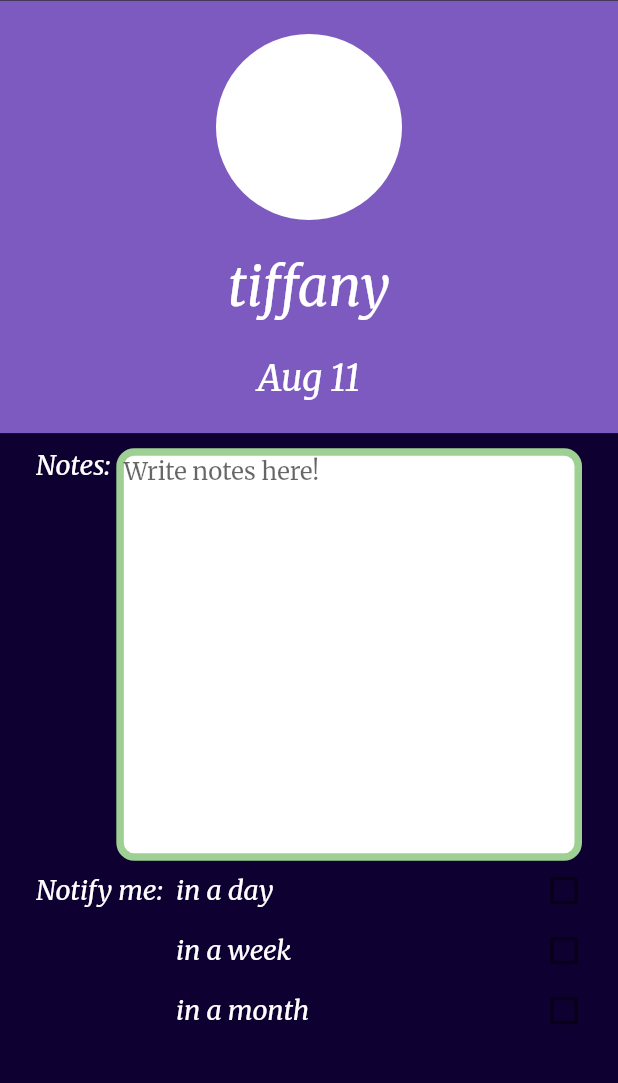
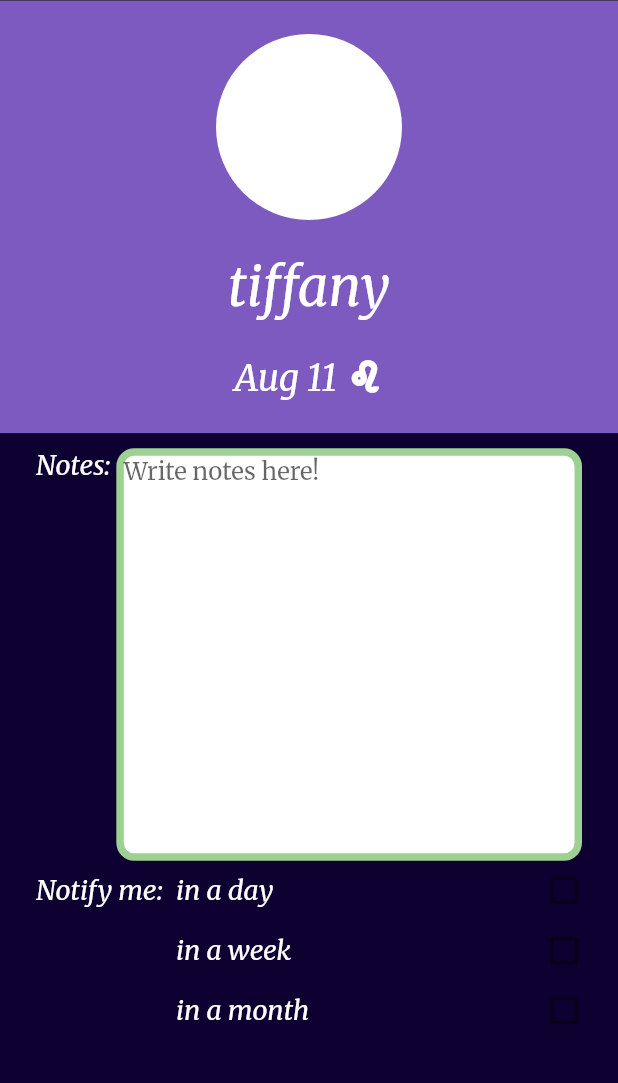
Before and after one commit to T-Takeshige/virgo, a Flutter app: the screen it shows after launch, after a tap on "tiffany", on a phone screen of 412 x 824 dp, the part 97-1180 px from its top. Run offline on Flutter 3.47's test engine with Material 2 defaults, Android fonts, the phone set to English and light mode, and no system bars; our stand-ins replace flutter_sticky_header, google_fonts.

Commit message:
added changing birthday + astrology icons

```diff
--- /dev/null
+++ b/lib/accessories/astrology_icons.dart
@@ -0,0 +1,40 @@
+/// Flutter icons Astrology
+/// Copyright (C) 2020 by original authors @ fluttericon.com, fontello.com
+/// This font was generated by FlutterIcon.com, which is derived from Fontello.
+///
+/// To use this font, place it in your fonts/ directory and include the
+/// following in your pubspec.yaml
+///
+/// flutter:
+///   fonts:
+///    - family:  Astrology
+///      fonts:
+///       - asset: fonts/Astrology.ttf
+///
+///
+/// * RPG Awesome, Copyright (c) 2014, Daniela Howe
+///         Author:    Daniela Howe & Ivan Montiel
+///         License:   SIL (http://scripts.sil.org/OFL)
+///         Homepage:  http://nagoshiashumari.github.io/Rpg-Awesome/
+///
+import 'package:flutter/widgets.dart';
+
+class Astrology {
+  Astrology._();
+
+  static const _kFontFam = 'Astrology';
+  static const _kFontPkg = null;
+
+  static const IconData aquarius = IconData(0xe90b, fontFamily: _kFontFam, fontPackage: _kFontPkg);
+  static const IconData aries = IconData(0xe910, fontFamily: _kFontFam, fontPackage: _kFontPkg);
+  static const IconData cancer = IconData(0xe956, fontFamily: _kFontFam, fontPackage: _kFontPkg);
+  static const IconData capricorn = IconData(0xe95b, fontFamily: _kFontFam, fontPackage: _kFontPkg);
+  static const IconData gemini = IconData(0xe9e1, fontFamily: _kFontFam, fontPackage: _kFontPkg);
+  static const IconData leo = IconData(0xea22, fontFamily: _kFontFam, fontPackage: _kFontPkg);
+  static const IconData libra = IconData(0xea2a, fontFamily: _kFontFam, fontPackage: _kFontPkg);
+  static const IconData pisces = IconData(0xea64, fontFamily: _kFontFam, fontPackage: _kFontPkg);
+  static const IconData sagittarius = IconData(0xea8a, fontFamily: _kFontFam, fontPackage: _kFontPkg);
+  static const IconData scorpio = IconData(0xea8e, fontFamily: _kFontFam, fontPackage: _kFontPkg);
+  static const IconData taurus = IconData(0xeac6, fontFamily: _kFontFam, fontPackage: _kFontPkg);
+  static const IconData virgo = IconData(0xeae3, fontFamily: _kFontFam, fontPackage: _kFontPkg);
+}
--- a/lib/models/friend.dart
+++ b/lib/models/friend.dart
@@ -59,6 +59,12 @@ class FriendsList extends ChangeNotifier {
       print('Error: cannot find Friend to update');
   }
 
+  updateBirthday(Friend friend, DateTime birthday) {
+    int f = _list.indexOf(friend);
+    _list[f].birthday = MyDate(month: birthday.month, day: birthday.day);
+    notifyListeners();
+  }
+
   updateNotes(Friend friend, String notes) {
     int f = _list.indexOf(friend);
     _list[f].notes = notes;
--- a/lib/models/my_date.dart
+++ b/lib/models/my_date.dart
@@ -1,3 +1,6 @@
+import 'package:flutter/material.dart';
+import 'package:virgo/accessories/astrology_icons.dart';
+
 class MyDate {
   int month = DateTime.now().month;
   int day = DateTime.now().day;
@@ -10,6 +13,69 @@ class MyDate {
     if (dateTime.isBefore(DateTime.now()))
       dateTime = DateTime(DateTime.now().year + 1, this.month, this.day);
     return dateTime;
+  }
+
+  Icon toAstrologyIcon() {
+    if ((month == 3 && day >= 21) || (month == 4 && day <= 19))
+      return Icon(
+        Astrology.aries,
+        color: Colors.white,
+      );
+    if ((month == 4 && day >= 20) || (month == 5 && day <= 20))
+      return Icon(
+        Astrology.taurus,
+        color: Colors.white,
+      );
+    if ((month == 5 && day >= 21) || (month == 6 && day <= 20))
+      return Icon(
+        Astrology.gemini,
+        color: Colors.white,
+      );
+    if ((month == 6 && day >= 21) || (month == 7 && day <= 22))
+      return Icon(
+        Astrology.cancer,
+        color: Colors.white,
+      );
+    if ((month == 7 && day >= 23) || (month == 8 && day <= 22))
+      return Icon(
+        Astrology.leo,
+        color: Colors.white,
+      );
+    if ((month == 8 && day >= 22) || (month == 9 && day <= 22))
+      return Icon(
+        Astrology.virgo,
+        color: Colors.white,
+      );
+    if ((month == 9 && day >= 23) || (month == 10 && day <= 22))
+      return Icon(
+        Astrology.libra,
+        color: Colors.white,
+      );
+    if ((month == 10 && day >= 23) || (month == 11 && day <= 21))
+      return Icon(
+        Astrology.scorpio,
+        color: Colors.white,
+      );
+    if ((month == 11 && day >= 22) || (month == 12 && day <= 21))
+      return Icon(
+        Astrology.sagittarius,
+        color: Colors.white,
+      );
+    if ((month == 12 && day >= 22) || (month == 1 && day <= 19))
+      return Icon(
+        Astrology.capricorn,
+        color: Colors.white,
+      );
+    if ((month == 1 && day >= 20) || (month == 2 && day <= 18))
+      return Icon(
+        Astrology.aquarius,
+        color: Colors.white,
+      );
+    if ((month == 2 && day >= 19) || (month == 3 && day <= 20))
+      return Icon(
+        Astrology.pisces,
+        color: Colors.white,
+      );
   }
 }
 
--- a/lib/profile_page.dart
+++ b/lib/profile_page.dart
@@ -1,6 +1,7 @@
 import 'package:flutter/material.dart';
 import 'package:google_fonts/google_fonts.dart';
 import 'package:provider/provider.dart';
+import 'package:virgo/accessories/astrology_icons.dart';
 import 'package:virgo/models/friend.dart';
 
 // ignore: must_be_immutable
@@ -65,6 +66,7 @@ class _ProfileState extends State<Profile> {
                     color: Theme.of(context).accentColor,
                     child: Column(
                       mainAxisAlignment: MainAxisAlignment.spaceEvenly,
+                      crossAxisAlignment: CrossAxisAlignment.center,
                       children: <Widget>[
                         CircleAvatar(
                           radius: 62,
@@ -77,12 +79,35 @@ class _ProfileState extends State<Profile> {
                               color: Colors.white,
                               fontStyle: FontStyle.italic),
                         ),
-                        Text(
-                          widget.friend.birthday.toString(),
-                          style: TextStyle(
-                              fontSize: 24,
-                              color: Colors.white,
-                              fontStyle: FontStyle.italic),
+                        InkWell(
+                          onTap: () async {
+                            DateTime selectedDate = await showDatePicker(
+                              context: context,
+                              initialDate: widget.friend.birthday.toDateTime(),
+                              firstDate: DateTime.now(),
+                              lastDate: DateTime(DateTime.now().year + 1,
+                                  DateTime.now().month, DateTime.now().day),
+                            );
+                            setState(() {
+                              Provider.of<FriendsList>(context, listen: false)
+                                  .updateBirthday(widget.friend, selectedDate);
+                            });
+                          },
+                          child: Row(
+                            mainAxisAlignment: MainAxisAlignment.center,
+                            children: <Widget>[
+                              Text(
+                                widget.friend.birthday.toString(),
+                                style: TextStyle(
+                                  fontSize: 24,
+                                  color: Colors.white,
+                                  fontStyle: FontStyle.italic,
+                                ),
+                              ),
+                              SizedBox(width: 7.0),
+                              widget.friend.birthday.toAstrologyIcon(),
+                            ],
+                          ),
                         ),
                       ],
                     ),
```
Also changed, not shown: pubspec.yaml (+4 -11 lines), fonts/Astrology.ttf (added).
